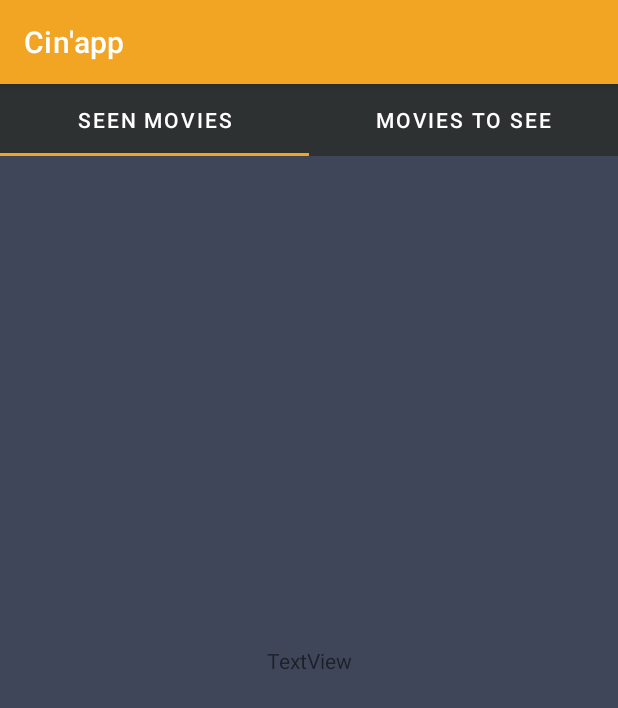
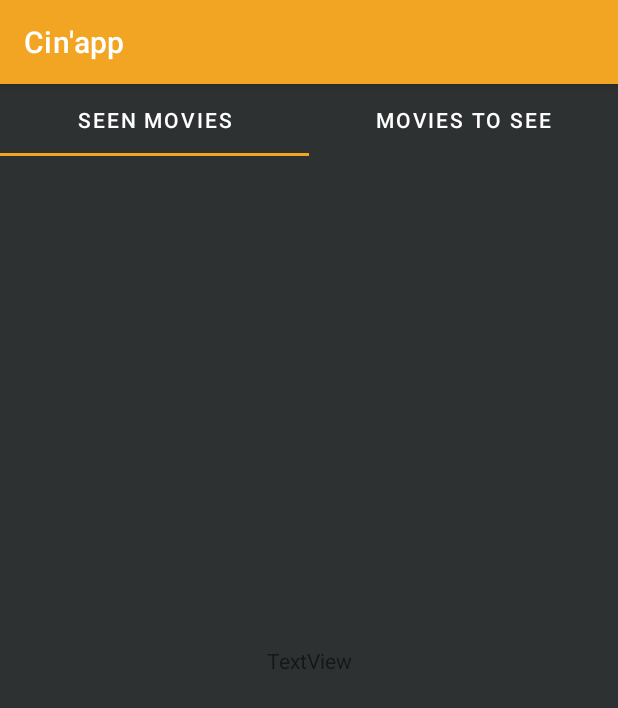
Before and after one commit to ZIRTR0X/Cinapp, an Android app: the fragment MovieFragment shown on its own in the app's theme, on a phone screen of 412 x 824 dp. Shown: the top 708 px of the screen. Run offline under Robolectric (Android 15) with nearby library versions, the phone set to English and light mode, and no system bars.

Commit message:
:bug: correction bug fragment movie

```diff
--- a/Cineapp/app/src/main/res/layout/fragment_movie.xml
+++ b/Cineapp/app/src/main/res/layout/fragment_movie.xml
@@ -4,7 +4,7 @@
     xmlns:tools="http://schemas.android.com/tools"
     android:layout_width="match_parent"
     android:layout_height="match_parent"
-    android:background="@color/material_dynamic_secondary30"
+    android:background="@color/first_grey"
     tools:context=".fragments.MovieFragment">
 
 
```
Also changed, not shown: Cineapp/app/src/main/java/com/example/cinapp/viewModel/SearchViewModel.kt (+2 -10 lines).
